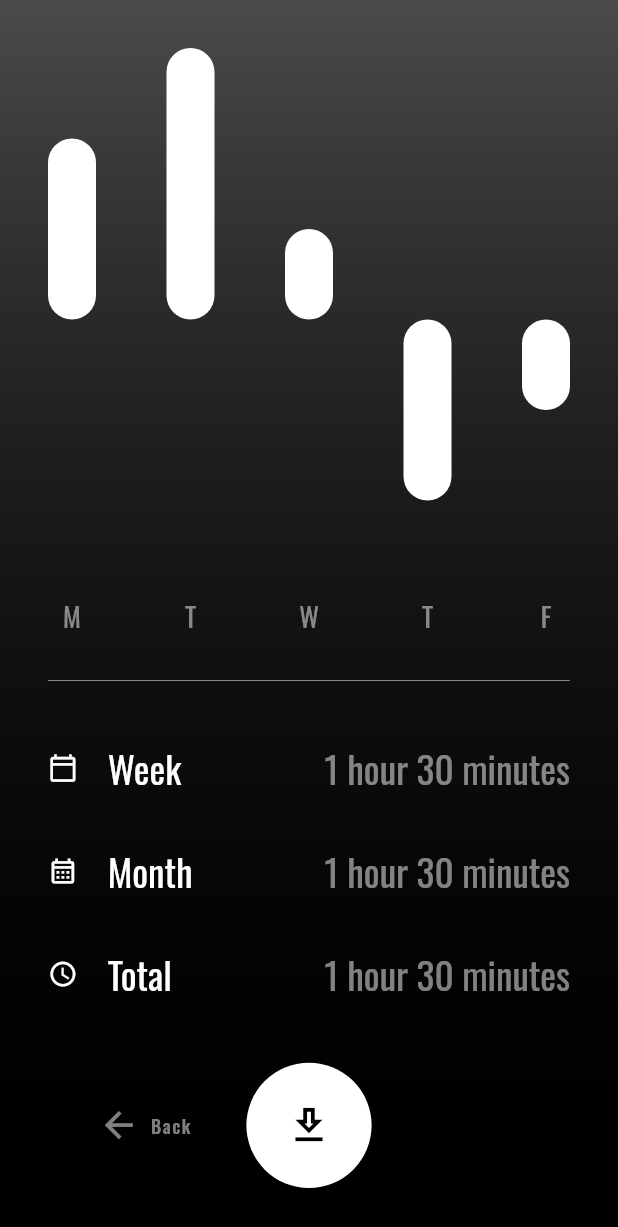
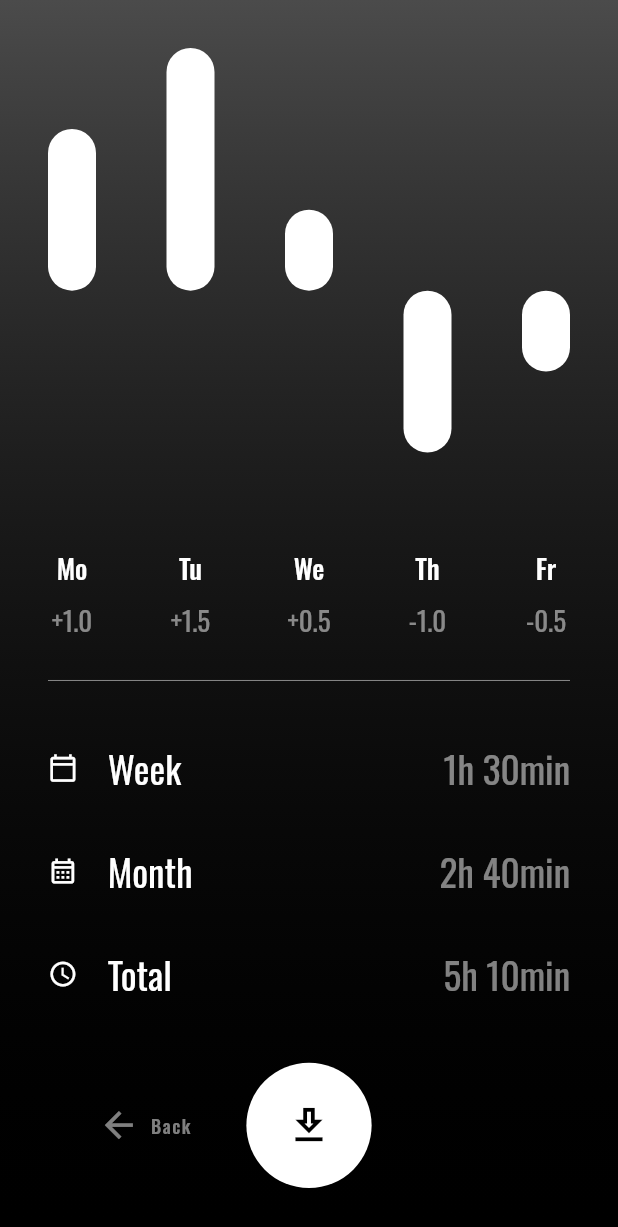
Before and after one commit to TobiasRitter/time_tracker, a Flutter app: the screen it shows after launch, after a tap on "Stats", on a phone screen of 412 x 824 dp. Shown: the top 1227 px of the screen. Run offline on Flutter 3.47's test engine with Material 2 defaults, Android fonts, the phone set to English and light mode, and no system bars; drawn by our look-alikes of fl_chart; our stand-ins replace google_fonts, table_calendar.

Commit message:
make stats dynamic

```diff
--- a/lib/balance_entry.dart
+++ b/lib/balance_entry.dart
@@ -1,6 +1,7 @@
 import 'package:flutter/material.dart';
 
 class BalanceEntry extends StatelessWidget {
+  final Duration duration;
   final String title;
   final IconData icon;
 
@@ -8,10 +9,15 @@ class BalanceEntry extends StatelessWidget {
     super.key,
     required this.title,
     required this.icon,
+    required this.duration,
   });
 
   @override
   Widget build(BuildContext context) {
+    int overallMinutes = duration.inMinutes;
+    int hours = (overallMinutes / 60).floor();
+    int minutes = overallMinutes - 60 * hours;
+
     return Padding(
       padding: const EdgeInsets.symmetric(vertical: 16.0),
       child: Row(
@@ -30,7 +36,7 @@ class BalanceEntry extends StatelessWidget {
                     ),
                     const Spacer(),
                     Text(
-                      "1 hour 30 minutes",
+                      "${hours}h ${minutes}min",
                       style: Theme.of(context).textTheme.headlineSmall,
                     ),
                   ],
--- a/lib/column_chart.dart
+++ b/lib/column_chart.dart
@@ -1,21 +1,28 @@
+import 'package:collection/collection.dart';
 import 'package:fl_chart/fl_chart.dart';
 import 'package:flutter/material.dart';
-import 'package:flutter/src/widgets/framework.dart';
-import 'package:flutter/src/widgets/placeholder.dart';
 
 class ColumnChart extends StatelessWidget {
-  const ColumnChart({super.key});
+  final Map<String, double> values;
 
-  String getWeekDay(int x) {
-    List<String> weekdays = ["M", "T", "W", "T", "F"];
-    return weekdays[x];
+  const ColumnChart({super.key, required this.values});
+
+  Text getDiffText(BuildContext context, int index) {
+    double value = values.values.elementAt(index);
+    String prefix = value > 0 ? "+" : "";
+    return Text(
+      prefix + value.toString(),
+      style: Theme.of(context).textTheme.bodyMedium,
+    );
   }
 
-  BarChartGroupData getBar(int x, double y, Color color) {
-    return BarChartGroupData(
-      x: x,
-      barRods: [BarChartRodData(toY: y, color: color, width: 32.0)],
-    );
+  List<BarChartGroupData> getBarGroups(Color color) {
+    return values.values
+        .mapIndexed((index, value) => BarChartGroupData(
+              x: index,
+              barRods: [BarChartRodData(toY: value, color: color, width: 32.0)],
+            ))
+        .toList();
   }
 
   @override
@@ -34,14 +41,22 @@ class ColumnChart extends StatelessWidget {
           bottomTitles: AxisTitles(
             sideTitles: SideTitles(
               showTitles: true,
-              getTitlesWidget: (value, _) => Padding(
+              getTitlesWidget: (index, _) => Padding(
                 padding: const EdgeInsets.only(top: 64.0),
-                child: Text(
-                  getWeekDay(value.toInt()),
-                  style: Theme.of(context).textTheme.bodyMedium,
+                child: Column(
+                  children: [
+                    Text(
+                      values.keys.elementAt(index.toInt()),
+                      style: Theme.of(context).textTheme.bodyLarge,
+                    ),
+                    const SizedBox(
+                      height: 8.0,
+                    ),
+                    getDiffText(context, index.toInt()),
+                  ],
                 ),
               ),
-              reservedSize: 96,
+              reservedSize: 128,
             ),
           ),
           leftTitles: AxisTitles(
@@ -53,13 +68,7 @@ class ColumnChart extends StatelessWidget {
         borderData: FlBorderData(show: false),
         rangeAnnotations: RangeAnnotations(),
         gridData: FlGridData(show: false),
-        barGroups: [
-          getBar(0, 1.0, Theme.of(context).colorScheme.primary),
-          getBar(1, 1.5, Theme.of(context).colorScheme.primary),
-          getBar(2, 0.5, Theme.of(context).colorScheme.primary),
-          getBar(3, -1.0, Theme.of(context).colorScheme.primary),
-          getBar(4, -0.5, Theme.of(context).colorScheme.primary),
-        ],
+        barGroups: getBarGroups(Theme.of(context).colorScheme.primary),
       ),
     );
   }
--- a/lib/stats_page.dart
+++ b/lib/stats_page.dart
@@ -1,4 +1,3 @@
-import 'package:fl_chart/fl_chart.dart';
 import 'package:flutter/material.dart';
 import 'package:time_tracker/balance_entry.dart';
 import 'package:time_tracker/column_chart.dart';
@@ -33,7 +32,15 @@ class StatsPage extends StatelessWidget {
               child: Column(children: [
                 const Expanded(
                   flex: 2,
-                  child: ColumnChart(),
+                  child: ColumnChart(
+                    values: {
+                      "Mo": 1.0,
+                      "Tu": 1.5,
+                      "We": 0.5,
+                      "Th": -1.0,
+                      "Fr": -0.5
+                    },
+                  ),
                 ),
                 const HeroDivider(),
                 Expanded(
@@ -42,14 +49,17 @@ class StatsPage extends StatelessWidget {
                       BalanceEntry(
                         title: "Week",
                         icon: Icons.calendar_today_outlined,
+                        duration: Duration(hours: 1, minutes: 30),
                       ),
                       BalanceEntry(
                         title: "Month",
                         icon: Icons.calendar_month_outlined,
+                        duration: Duration(hours: 2, minutes: 40),
                       ),
                       BalanceEntry(
                         title: "Total",
                         icon: Icons.watch_later_outlined,
+                        duration: Duration(hours: 5, minutes: 10),
                       ),
                     ],
                   ),
--- a/pubspec.yaml
+++ b/pubspec.yaml
@@ -39,6 +39,7 @@ dependencies:
   table_calendar: ^3.0.9
   fl_chart: ^0.61.0
   intl: ^0.18.0
+  collection: ^1.17.0
 
 dev_dependencies:
   flutter_test:
```
Also changed, not shown: pubspec.lock.
